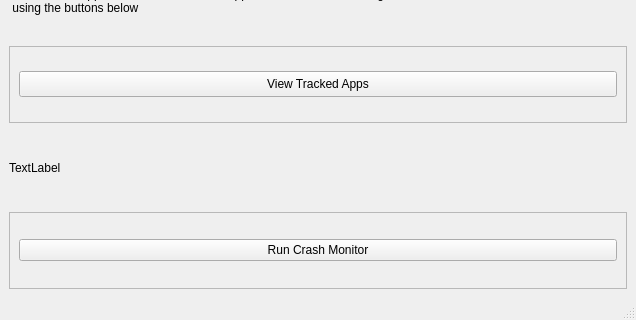
Qt form mainwindow.ui (Stack-Smashing-Detected/Crash-Monitor) before a commit; both pictures show x 0 to 636 and y 296 to 616 of the 636 by 616 pixel window.
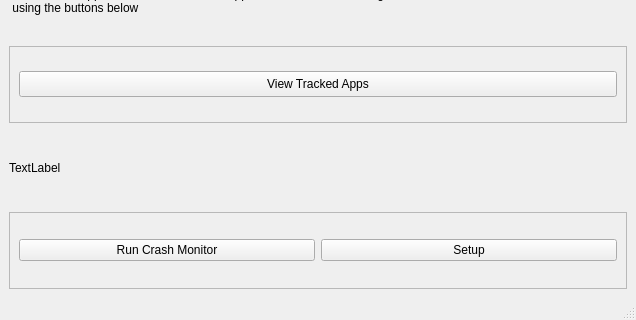
The same form after that commit.

Diff of the .ui file:
```diff
--- a/mainwindow.ui
+++ b/mainwindow.ui
@@ -119,6 +119,13 @@
          </property>
         </widget>
        </item>
+       <item>
+        <widget class="QPushButton" name="setupButton">
+         <property name="text">
+          <string>Setup</string>
+         </property>
+        </widget>
+       </item>
       </layout>
      </widget>
     </item>
```
